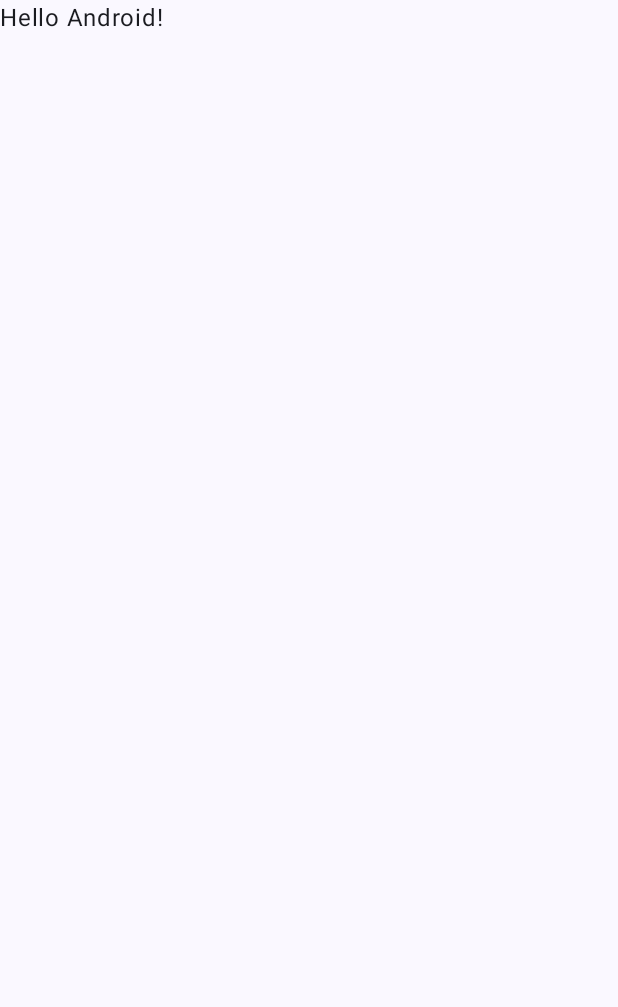
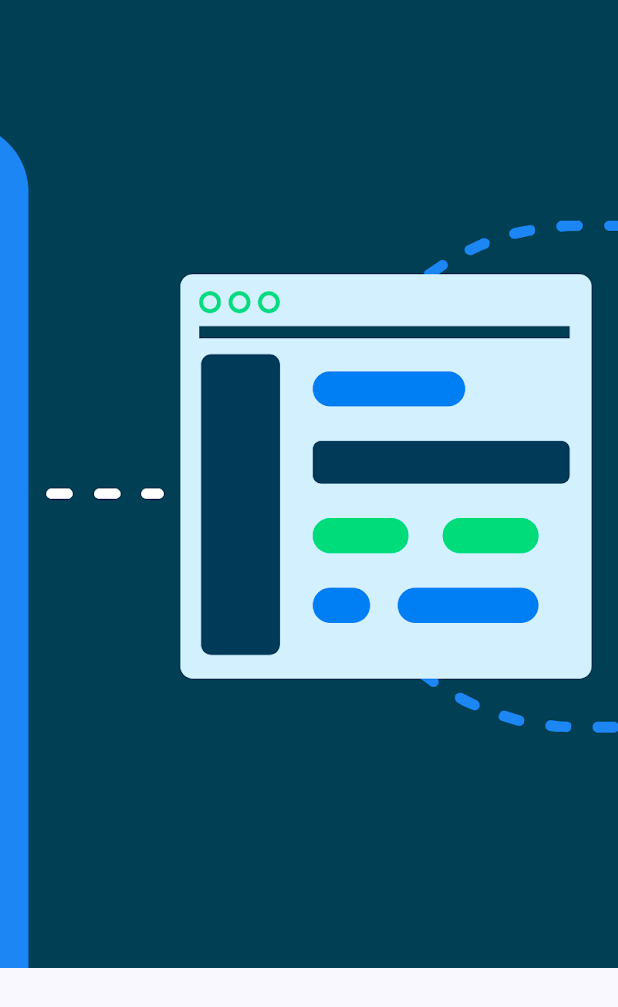
Before and after one commit to mekowalski/ComposeArticle, an Android app built with Jetpack Compose: the screen it shows after launch (MainActivity), on a phone screen of 412 x 824 dp. Before the commit the part shown is almost empty. Shown: the top 1007 px of the screen. Run offline under Robolectric (Android 15) with nearby library versions, the phone set to English and light mode, and no system bars.

```diff
--- a/app/src/main/java/com/example/composearticle/MainActivity.kt
+++ b/app/src/main/java/com/example/composearticle/MainActivity.kt
@@ -8,10 +8,13 @@ import androidx.compose.foundation.Image
 import androidx.compose.foundation.layout.Box
 import androidx.compose.foundation.layout.fillMaxSize
 import androidx.compose.foundation.layout.padding
+import androidx.compose.material3.MaterialTheme
 import androidx.compose.material3.Scaffold
+import androidx.compose.material3.Surface
 import androidx.compose.material3.Text
 import androidx.compose.runtime.Composable
 import androidx.compose.ui.Modifier
+import androidx.compose.ui.input.pointer.motionEventSpy
 import androidx.compose.ui.layout.ContentScale
 import androidx.compose.ui.res.painterResource
 import androidx.compose.ui.tooling.preview.Preview
@@ -20,14 +23,13 @@ import com.example.composearticle.ui.theme.ComposeArticleTheme
 class MainActivity : ComponentActivity() {
     override fun onCreate(savedInstanceState: Bundle?) {
         super.onCreate(savedInstanceState)
-        enableEdgeToEdge()
         setContent {
             ComposeArticleTheme {
-                Scaffold(modifier = Modifier.fillMaxSize()) { innerPadding ->
-                    Greeting(
-                        name = "Android",
-                        modifier = Modifier.padding(innerPadding)
-                    )
+                Surface (
+                    modifier = Modifier.fillMaxSize(),
+                    color = MaterialTheme.colorScheme.background
+                ) {
+                    BannerImage()
                 }
             }
         }
@@ -35,11 +37,10 @@ class MainActivity : ComponentActivity() {
 }
 
 @Composable
-fun Greeting(name: String, modifier: Modifier = Modifier) {
-    Text(
-        text = "Hello $name!",
-        modifier = modifier
-    )
+fun ComposeArticle() {
+//    ArticleCard(
+//
+//    )
 }
 
 @Composable
@@ -57,6 +58,6 @@ fun BannerImage(modifier: Modifier = Modifier) {
 @Composable
 fun GreetingPreview() {
     ComposeArticleTheme {
-        Greeting("Android")
+        BannerImage()
     }
 }
```
